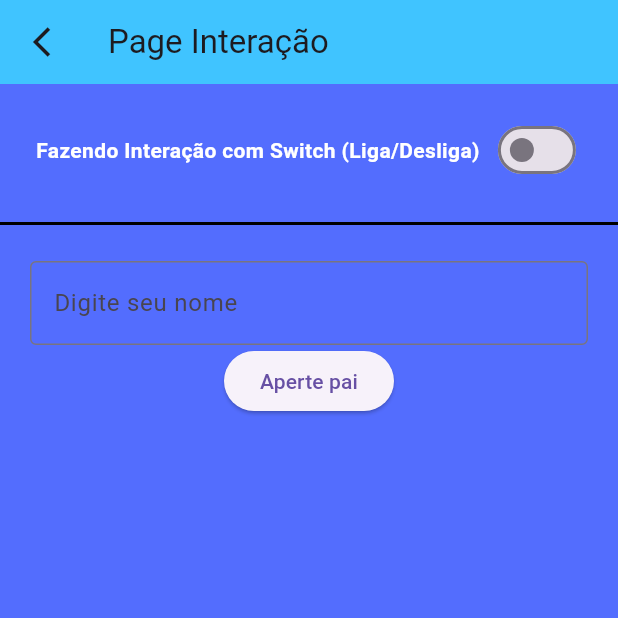
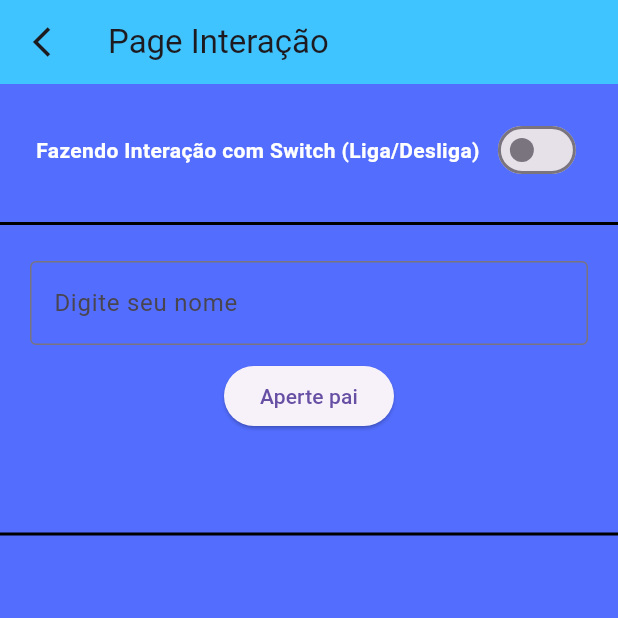
Before and after one commit to 1BrenoAlv/Flutter-Layouts, a Flutter app: the Ex screen opened directly, on a phone screen of 412 x 824 dp, the top half of it. Run offline on Flutter 3.47's test engine with Material 3 defaults, Android fonts, the phone set to English and light mode, and no system bars.

Commit message:
feat: add input page interaction

```diff
--- a/lib/features/presentation/pages/ex.dart
+++ b/lib/features/presentation/pages/ex.dart
@@ -64,6 +64,7 @@ class _ExState extends State<Ex> {
                       _ligado = newValue;
                     });
                   },
+                  activeColor: Colors.black,
                 ),
               ],
             ),
@@ -80,16 +81,18 @@ class _ExState extends State<Ex> {
                     border: OutlineInputBorder(),
                   ),
                 ),
+                SizedBox(height: 10),
                 ElevatedButton(
                   onPressed: () {
                     mostrarTexto();
                   },
                   child: Text("Aperte pai"),
                 ),
-                Text(_text),
+                Text(_text, style: TextStyle(fontSize: 30)),
               ],
             ),
           ),
+          Divider(height: 10, color: Colors.black, thickness: 2),
         ],
       ),
     );
```
